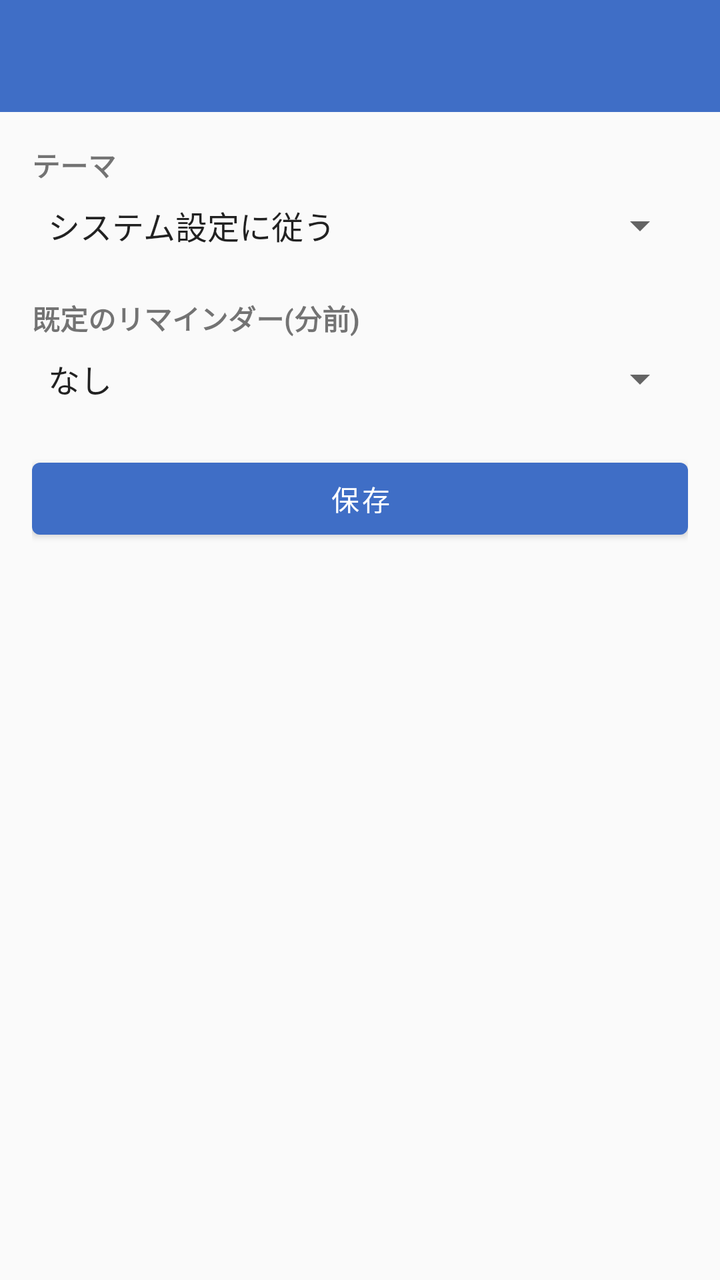
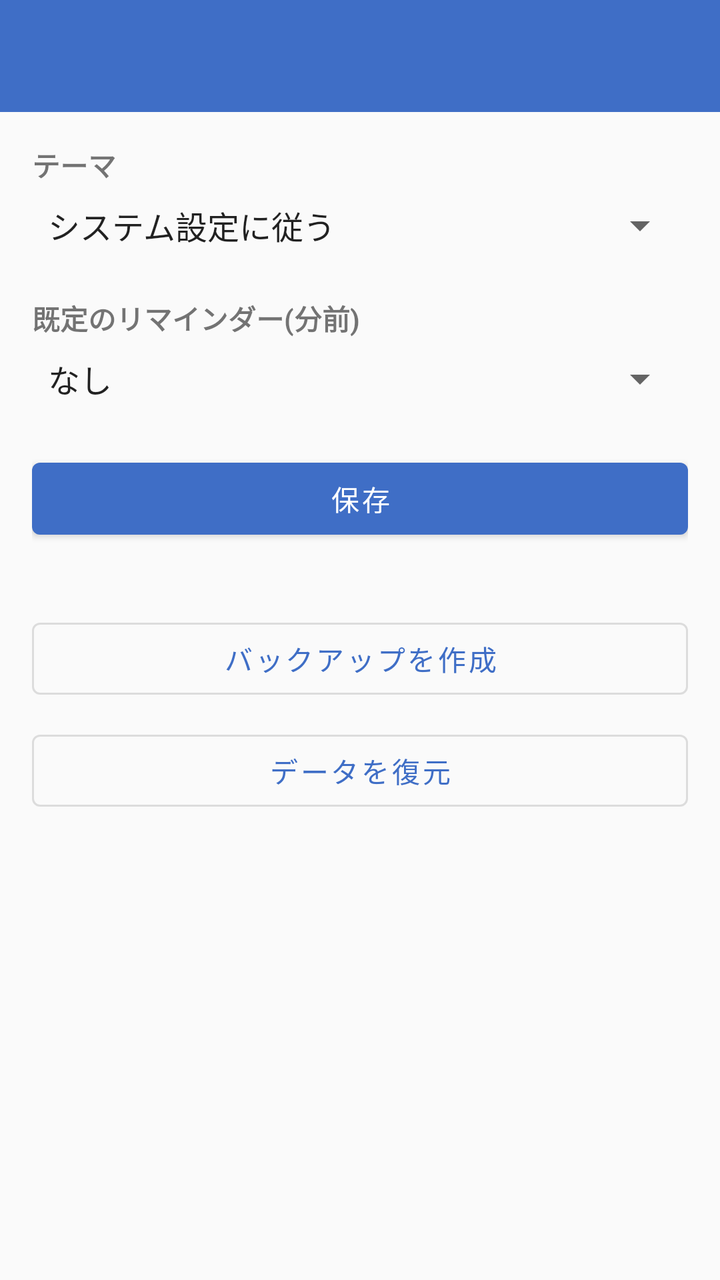

Before-and-after screenshots of an Android layout around one commit, followed by the original layout XML and the change that was made.
<!-- AndroidManifest.xml: application theme Theme.FullJournal -->
<!-- res/layout/activity_settings.xml -->
<?xml version="1.0" encoding="utf-8"?>
<LinearLayout xmlns:android="http://schemas.android.com/apk/res/android"
    xmlns:app="http://schemas.android.com/apk/res-auto"
    android:layout_width="match_parent"
    android:layout_height="match_parent"
    android:orientation="vertical">

    <androidx.appcompat.widget.Toolbar
        android:id="@+id/toolbar"
        android:layout_width="match_parent"
        android:layout_height="?attr/actionBarSize"
        android:background="@color/primary"
        android:theme="@style/ThemeOverlay.AppCompat.Dark.ActionBar"
        app:titleTextColor="@color/on_primary" />

    <LinearLayout
        android:layout_width="match_parent"
        android:layout_height="0dp"
        android:layout_weight="1"
        android:orientation="vertical"
        android:padding="16dp">

        <TextView
            android:layout_width="match_parent"
            android:layout_height="wrap_content"
            android:text="@string/hint_theme"
            android:textStyle="bold" />

        <Spinner
            android:id="@+id/spinner_theme"
            android:layout_width="match_parent"
            android:layout_height="wrap_content"
            android:layout_marginTop="8dp"
            android:entries="@array/theme_options" />

        <TextView
            android:layout_width="match_parent"
            android:layout_height="wrap_content"
            android:layout_marginTop="24dp"
            android:text="@string/hint_reminder_minutes"
            android:textStyle="bold" />

        <Spinner
            android:id="@+id/spinner_default_reminder"
            android:layout_width="match_parent"
            android:layout_height="wrap_content"
            android:layout_marginTop="8dp"
            android:entries="@array/reminder_options" />

        <Button
            android:id="@+id/button_save"
            android:layout_width="match_parent"
            android:layout_height="wrap_content"
            android:layout_marginTop="24dp"
            android:text="@string/action_save" />

        <TextView
            android:id="@+id/text_version"
            android:layout_width="match_parent"
            android:layout_height="wrap_content"
            android:layout_marginTop="32dp"
            android:gravity="center"
            android:textColor="@color/text_secondary" />

    </LinearLayout>
</LinearLayout>
<!-- resources referenced by this layout -->
<resources>
  <string-array name="reminder_options">
          <item>なし</item>
          <item>5分前</item>
          <item>15分前</item>
          <item>30分前</item>
          <item>1時間前</item>
          <item>1日前</item>
      </string-array>
  <string-array name="theme_options">
          <item>システム設定に従う</item>
          <item>ライト</item>
          <item>ダーク</item>
      </string-array>
  <color name="on_primary">#FFFFFF</color>
  <color name="primary">#3F6EC6</color>
  <color name="text_secondary">#5A5A63</color>
  <string name="action_save">保存</string>
  <string name="hint_reminder_minutes">既定のリマインダー(分前)</string>
  <string name="hint_theme">テーマ</string>
  <style name="Theme.FullJournal" parent="Theme.MaterialComponents.DayNight.NoActionBar">
          <item name="colorPrimary">@color/primary</item>
          <item name="colorPrimaryDark">@color/primary_dark</item>
          <item name="colorAccent">@color/accent</item>
          <item name="android:colorBackground">@color/background</item>
          <item name="colorSurface">@color/surface</item>
          <item name="colorOnPrimary">@color/on_primary</item>
      </style>
  <color name="primary_dark">#2A4E96</color>
  <color name="accent">#F2A93B</color>
  <color name="background">#FAFAFA</color>
  <color name="surface">#FFFFFF</color>
</resources>

<!-- the commit's change to res/layout/activity_settings.xml (unified diff, before → after) -->
@@ -54,6 +54,22 @@
             android:layout_marginTop="24dp"
             android:text="@string/action_save" />
 
+        <Button
+            android:id="@+id/button_backup"
+            style="@style/Widget.MaterialComponents.Button.OutlinedButton"
+            android:layout_width="match_parent"
+            android:layout_height="wrap_content"
+            android:layout_marginTop="32dp"
+            android:text="@string/action_backup" />
+
+        <Button
+            android:id="@+id/button_restore"
+            style="@style/Widget.MaterialComponents.Button.OutlinedButton"
+            android:layout_width="match_parent"
+            android:layout_height="wrap_content"
+            android:layout_marginTop="8dp"
+            android:text="@string/action_restore" />
+
         <TextView
             android:id="@+id/text_version"
             android:layout_width="match_parent"
<!-- resource entries referenced after the edit -->
@@ -16,6 +16,8 @@
   <color name="on_primary">#FFFFFF</color>
   <color name="primary">#3F6EC6</color>
   <color name="text_secondary">#5A5A63</color>
+  <string name="action_backup">バックアップを作成</string>
+  <string name="action_restore">データを復元</string>
   <string name="action_save">保存</string>
   <string name="hint_reminder_minutes">既定のリマインダー(分前)</string>
   <string name="hint_theme">テーマ</string>
